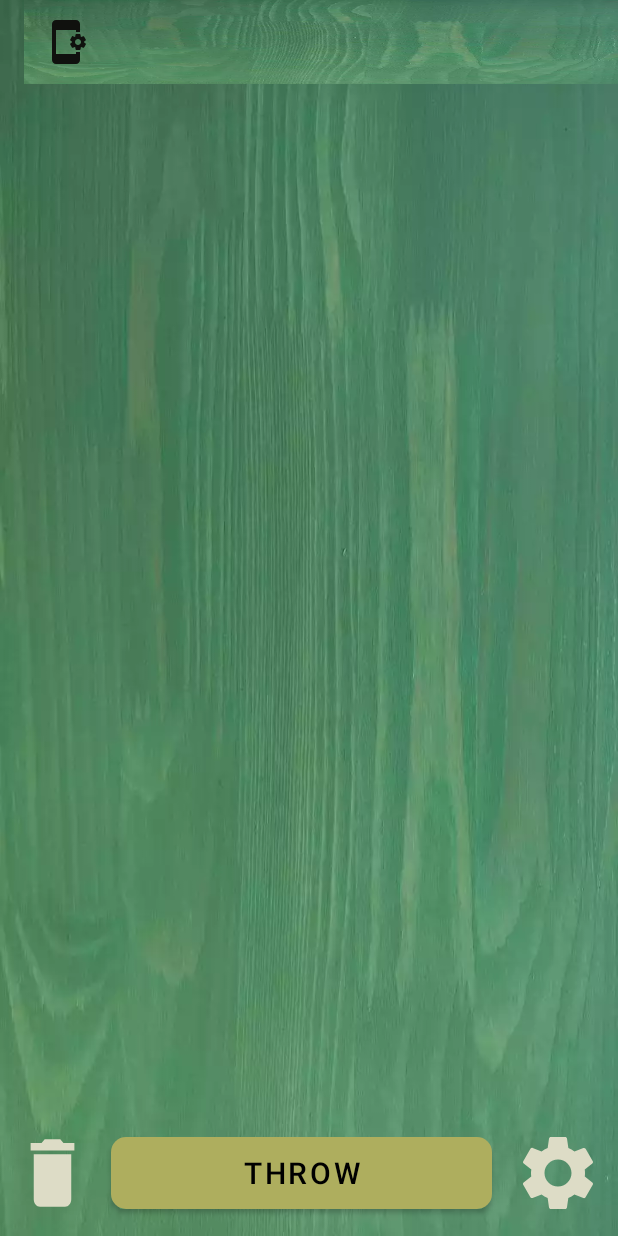
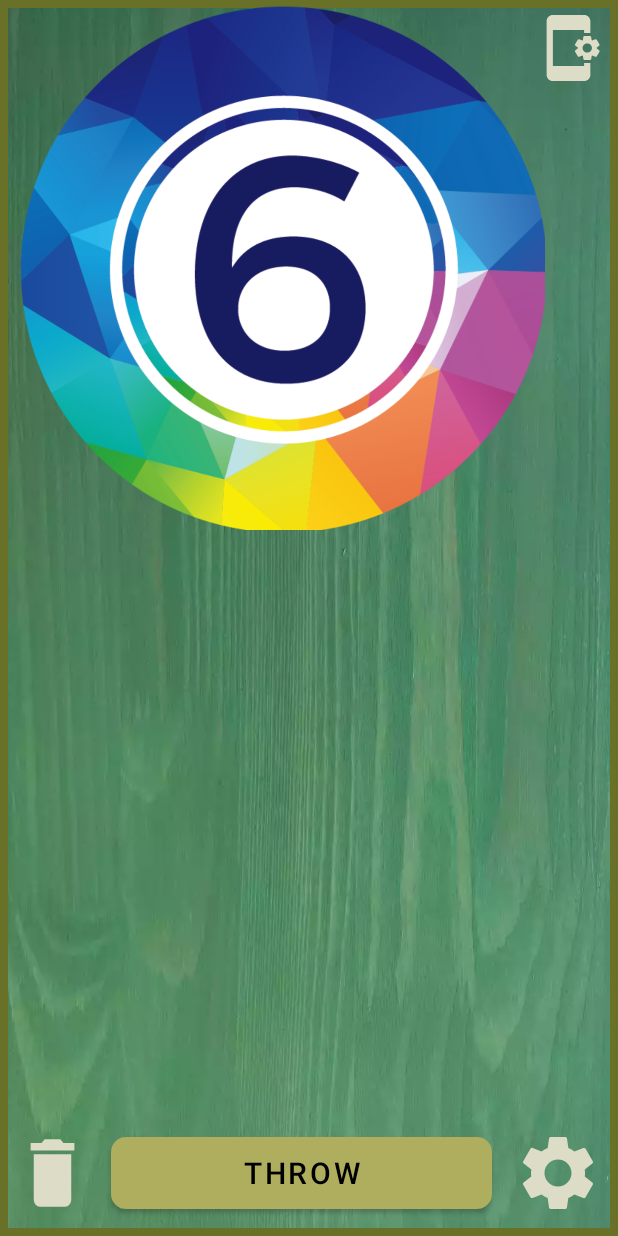
Before and after one commit to Vaaargr/DiceAndCoin, an Android app: the screen it shows after launch (MainActivity), after a tap on "THROW", on a phone screen of 412 x 824 dp. Run offline under Robolectric (Android 15) with nearby library versions, the phone set to English and light mode, and no system bars; Roboto replaces fonts that are not available here.

Commit message:
Work with themes.

```diff
--- a/app/src/main/java/sapegin/anton/diceandcoin/activity/MainActivity.kt
+++ b/app/src/main/java/sapegin/anton/diceandcoin/activity/MainActivity.kt
@@ -1,23 +1,19 @@
 package sapegin.anton.diceandcoin.activity
 
+import android.content.Context
 import android.content.Intent
-import android.content.res.Resources.Theme
-import android.graphics.drawable.Drawable
-import android.os.Build
+import android.content.SharedPreferences
 import androidx.appcompat.app.AppCompatActivity
 import android.os.Bundle
 import android.view.View
 import android.widget.AdapterView
-import androidx.annotation.RequiresApi
 import androidx.core.view.GravityCompat
 import androidx.recyclerview.widget.GridLayoutManager
 import sapegin.anton.diceandcoin.dictionaries.DiceActivityDictionary
 import sapegin.anton.diceandcoin.R
 import sapegin.anton.diceandcoin.adapters.DiceAdapter
 import sapegin.anton.diceandcoin.databinding.ActivityMainBinding
-import sapegin.anton.diceandcoin.dictionaries.StyleSettingsDictionary
 import sapegin.anton.diceandcoin.models.Dice
-import sapegin.anton.diceandcoin.models.StyleSettings
 import kotlin.random.Random
 
 class MainActivity : AppCompatActivity() {
@@ -28,15 +24,22 @@ class MainActivity : AppCompatActivity() {
     private var diceNum = 1
     private var needToCombine = false
     private var needToSort = false
-    private var style = R.style.Theme_DiceAndCoin
+    private lateinit var preferences: SharedPreferences
 
+    override fun onCreate(savedInstanceState: Bundle?) {
+        preferences = getSharedPreferences("settings", Context.MODE_PRIVATE)
+        if (preferences.contains(DiceActivityDictionary.SAVED_SETTINGS)) {
+            setTheme(
+                preferences.getInt(
+                    DiceActivityDictionary.SAVED_SETTINGS,
+                    R.style.Theme_DiceAndCoin
+                )
+            )
+        }
 
-    @RequiresApi(Build.VERSION_CODES.M)
-    override fun onCreate(savedInstanceState: Bundle?) {
         super.onCreate(savedInstanceState)
         binding = ActivityMainBinding.inflate(layoutInflater)
         setContentView(binding.root)
-        //changeStyle(style)
         binding.apply {
             result.adapter = adapter
             sort.setOnCheckedChangeListener { buttonView, isChecked -> needToSort = isChecked }
@@ -61,16 +64,21 @@ class MainActivity : AppCompatActivity() {
             clearResult.setOnClickListener {
                 adapter.clearResult()
             }
-            toolbar.findViewById<View>(R.id.global_settings_button).setOnClickListener {
+            globalSettingsButton.setOnClickListener {
                 val intent = Intent(this@MainActivity, TableSetting::class.java)
                 startActivity(intent)
+            }
+            throwDice.setOnClickListener {
+                onClickThrow()
             }
         }
     }
 
-    fun onClickThrow(view: View) {
-        style = R.style.Theme_DiceAndCoin2
-        recreate()
+    fun onClickThrow() {
+        /*preferences.edit().putInt(DiceActivityDictionary.SAVED_SETTINGS, R.style.Theme_DiceAndCoin2)
+            .apply()
+        recreate()*/
+
         diceNum =
             if (binding.numOfDice.text.toString().isNotEmpty()) binding.numOfDice.text.toString()
                 .toInt() else 1
@@ -164,16 +172,4 @@ class MainActivity : AppCompatActivity() {
             }
         return columnNumbs
     }
-
-    @RequiresApi(Build.VERSION_CODES.M)
-    private fun changeStyle(styleSettings: StyleSettings) {
-        binding.apply {
-            basicLayout.setBackgroundResource(styleSettings.backgroundLinc)
-            leftMenu.setBackgroundResource(styleSettings.backgroundLinc)
-            throwDice.setBackgroundResource(styleSettings.buttonDraw)
-            throwDice.setTextAppearance(styleSettings.textStyle)
-            settingsButton.setBackgroundResource(R.drawable.settings_button_for_green_grace)
-            toolbar.setBackgroundColor(getColor(R.color.for_button_for_white_wood_a))
-        }
-    }
 }
--- a/app/src/main/java/sapegin/anton/diceandcoin/dictionaries/DiceActivityDictionary.kt
+++ b/app/src/main/java/sapegin/anton/diceandcoin/dictionaries/DiceActivityDictionary.kt
@@ -5,5 +5,5 @@ object DiceActivityDictionary {
     val D4 = intArrayOf(1, 2, 3, 4)
     val D6 = intArrayOf(1, 2, 3, 4, 5, 6)
 
-
+    val SAVED_SETTINGS = "saved settings"
 }
--- a/app/src/main/res/layout/activity_main.xml
+++ b/app/src/main/res/layout/activity_main.xml
@@ -19,6 +19,7 @@
         >
 
         <View
+            android:id="@+id/view3"
             android:layout_width="match_parent"
             android:layout_height="match_parent"
             android:background="@drawable/corner"
@@ -26,16 +27,6 @@
             app:layout_constraintEnd_toEndOf="parent"
             app:layout_constraintStart_toStartOf="parent"
             app:layout_constraintTop_toTopOf="parent" />
-
-        <androidx.appcompat.widget.Toolbar
-            android:id="@+id/toolbar"
-            android:layout_width="0dp"
-            android:layout_height="wrap_content"
-            android:minHeight="?attr/actionBarSize"
-            app:layout_constraintEnd_toEndOf="parent"
-            app:layout_constraintStart_toStartOf="parent"
-            app:layout_constraintTop_toTopOf="parent"
-            app:menu="@menu/toolbar_menu" />
 
         <Button
             android:id="@+id/throw_dice"
@@ -46,26 +37,24 @@
             android:layout_marginEnd="10dp"
             android:layout_marginBottom="12dp"
             android:background="@drawable/button_for_green_wood"
-            android:onClick="onClickThrow"
             android:text="@string/throw_dice"
             android:textColor="@color/black"
             android:textSize="20sp"
             app:layout_constraintBottom_toBottomOf="parent"
             app:layout_constraintEnd_toStartOf="@+id/settings_button"
-            app:layout_constraintStart_toEndOf="@+id/clear_result"
-            app:layout_constraintTop_toBottomOf="@+id/result" />
+            app:layout_constraintStart_toEndOf="@+id/clear_result" />
 
         <androidx.recyclerview.widget.RecyclerView
             android:id="@+id/result"
             android:layout_width="0dp"
             android:layout_height="0dp"
             android:layout_marginStart="10dp"
-            android:layout_marginTop="10dp"
             android:layout_marginEnd="10dp"
+            android:background="@color/none"
             app:layout_constraintBottom_toTopOf="@+id/throw_dice"
             app:layout_constraintEnd_toEndOf="parent"
             app:layout_constraintStart_toStartOf="parent"
-            app:layout_constraintTop_toBottomOf="@+id/toolbar" />
+            app:layout_constraintTop_toTopOf="parent" />
 
         <Button
             android:id="@+id/settings_button"
@@ -75,7 +64,6 @@
             android:background="@drawable/ic_baseline_settings_24"
             app:layout_constraintBottom_toBottomOf="@+id/throw_dice"
             app:layout_constraintEnd_toEndOf="parent"
-            app:layout_constraintTop_toTopOf="@+id/throw_dice"
             tools:ignore="SpeakableTextPresentCheck" />
 
         <Button
@@ -89,6 +77,18 @@
             app:layout_constraintTop_toTopOf="@+id/throw_dice"
             tools:ignore="SpeakableTextPresentCheck" />
 
+        <Button
+            android:id="@+id/global_settings_button"
+            android:layout_width="50dp"
+            android:layout_height="wrap_content"
+            android:layout_marginTop="8dp"
+            android:layout_marginEnd="8dp"
+            android:background="@drawable/ic_baseline_app_settings_alt_24"
+            android:contentDescription="@string/none"
+            app:layout_constraintEnd_toEndOf="parent"
+            app:layout_constraintTop_toTopOf="parent"
+            tools:ignore="SpeakableTextPresentCheck" />
+
     </androidx.constraintlayout.widget.ConstraintLayout>
 
     <androidx.constraintlayout.widget.ConstraintLayout
@@ -99,13 +99,12 @@
 
         <TextView
             android:id="@+id/textView"
-            style="@style/TextForGreenGrace"
             android:layout_width="wrap_content"
             android:layout_height="wrap_content"
             android:layout_marginTop="10dp"
             android:text="@string/settings"
             android:textAllCaps="true"
-            android:textColor="@color/black"
+            android:textAppearance="@style/TextAppearance.AppCompat.Body1"
             android:textSize="34sp"
             app:layout_constraintEnd_toEndOf="parent"
             app:layout_constraintStart_toStartOf="parent"
@@ -118,7 +117,6 @@
             android:layout_marginStart="10dp"
             android:layout_marginTop="16dp"
             android:text="@string/dice_type"
-            android:textColor="@color/black"
             android:textSize="24sp"
             app:layout_constraintStart_toStartOf="parent"
             app:layout_constraintTop_toBottomOf="@+id/textView" />
@@ -145,7 +143,6 @@
             android:layout_marginStart="10dp"
             android:layout_marginTop="10dp"
             android:text="@string/num_of_dice"
-            android:textColor="@color/black"
             android:textSize="24sp"
             app:layout_constraintStart_toStartOf="parent"
             app:layout_constraintTop_toBottomOf="@+id/textView2" />
@@ -166,7 +163,8 @@
             app:layout_constraintBottom_toBottomOf="@+id/textView3"
             app:layout_constraintEnd_toEndOf="parent"
             app:layout_constraintStart_toEndOf="@+id/textView3"
-            app:layout_constraintTop_toTopOf="@+id/textView3" />
+            app:layout_constraintTop_toTopOf="@+id/textView3"
+            android:importantForAutofill="no" />
 
         <TextView
             android:id="@+id/textView4"
@@ -175,7 +173,6 @@
             android:layout_marginStart="10dp"
             android:layout_marginTop="10dp"
             android:text="@string/sort"
-            android:textColor="@color/black"
             android:textSize="24sp"
             app:layout_constraintStart_toStartOf="parent"
             app:layout_constraintTop_toBottomOf="@+id/textView3" />
@@ -187,7 +184,6 @@
             android:layout_marginStart="10dp"
             android:layout_marginTop="10dp"
             android:text="@string/combine"
-            android:textColor="@color/black"
             android:textSize="24sp"
             app:layout_constraintStart_toStartOf="parent"
             app:layout_constraintTop_toBottomOf="@+id/textView4" />
--- a/app/src/main/res/layout/dice_result.xml
+++ b/app/src/main/res/layout/dice_result.xml
@@ -1,9 +1,9 @@
 <?xml version="1.0" encoding="utf-8"?>
 <androidx.constraintlayout.widget.ConstraintLayout xmlns:android="http://schemas.android.com/apk/res/android"
     xmlns:app="http://schemas.android.com/apk/res-auto"
-    xmlns:tools="http://schemas.android.com/tools"
     android:layout_width="wrap_content"
-    android:layout_height="wrap_content">
+    android:layout_height="wrap_content"
+    android:background="@color/none">
 
     <ImageView
         android:id="@+id/dice_result"
@@ -11,6 +11,8 @@
         android:layout_height="wrap_content"
         android:layout_marginBottom="1dp"
         android:adjustViewBounds="true"
+        android:background="@color/none"
+        android:contentDescription="@string/none"
         app:layout_constraintBottom_toTopOf="@+id/dice_count"
         app:layout_constraintEnd_toEndOf="parent"
         app:layout_constraintStart_toStartOf="parent"
@@ -24,9 +26,8 @@
         android:layout_marginStart="177dp"
         android:layout_marginTop="1dp"
         android:layout_marginEnd="176dp"
-        android:text="TextView"
+        android:text="@string/none"
         android:textAlignment="center"
-        android:textColor="@color/black"
         android:textSize="20sp"
         android:textStyle="bold"
         app:layout_constraintBottom_toBottomOf="parent"
--- a/app/src/main/res/menu/toolbar_menu.xml
+++ /dev/null
@@ -1,10 +0,0 @@
-<?xml version="1.0" encoding="utf-8"?>
-<menu xmlns:android="http://schemas.android.com/apk/res/android"
-    xmlns:app="http://schemas.android.com/apk/res-auto">
-<item
-    android:title=" "
-    android:id="@+id/global_settings_button"
-    android:icon="@drawable/ic_baseline_app_settings_alt_24"
-    app:showAsAction="ifRoom"
-    />
-</menu>
--- a/app/src/main/res/values/themes.xml
+++ b/app/src/main/res/values/themes.xml
@@ -1,4 +1,4 @@
-<resources xmlns:tools="http://schemas.android.com/tools">
+<resources >
     <!-- Base application theme. -->
     <style name="Theme.DiceAndCoin" parent="Theme.MaterialComponents.DayNight.DarkActionBar">
         <!-- Primary brand color. -->
@@ -9,16 +9,15 @@
         <item name="colorSecondary">@color/teal_200</item>
         <item name="colorSecondaryVariant">@color/teal_700</item>
         <item name="colorOnSecondary">@color/black</item>
+
+        <!-- Customize your theme here. -->
         <item name="windowNoTitle">true</item>
         <item name="android:windowFullscreen">true</item>
-        <!-- Status bar color. -->
-        <item name="android:statusBarColor">?attr/colorPrimaryVariant</item>
-        <!-- Customize your theme here. -->
         <item name="android:background">@drawable/green_wood</item>
-
+        <item name="android:textViewStyle">@style/TextForGreenGrace</item>
     </style>
 
-    <style name="Theme.DiceAndCoin2" parent="Theme.MaterialComponents.DayNight.DarkActionBar">
+    <style name="Theme.DiceAndCoin2" parent="Theme.DiceAndCoin">
         <item name="colorPrimary">@color/for_button_for_squares</item>
         <item name="android:background">@drawable/squares</item>
     </style>
@@ -26,6 +25,8 @@
     <style name="BaseStyle" parent="Theme.AppCompat">
         <item name="windowNoTitle">true</item>
         <item name="android:windowFullscreen">true</item>
+        <item name="background">@color/none</item>
+        <item name="colorPrimary">@color/text_for_wood</item>
     </style>
 
     <style name="GlobalSettings" parent="Theme.AppCompat.Dialog">
```
